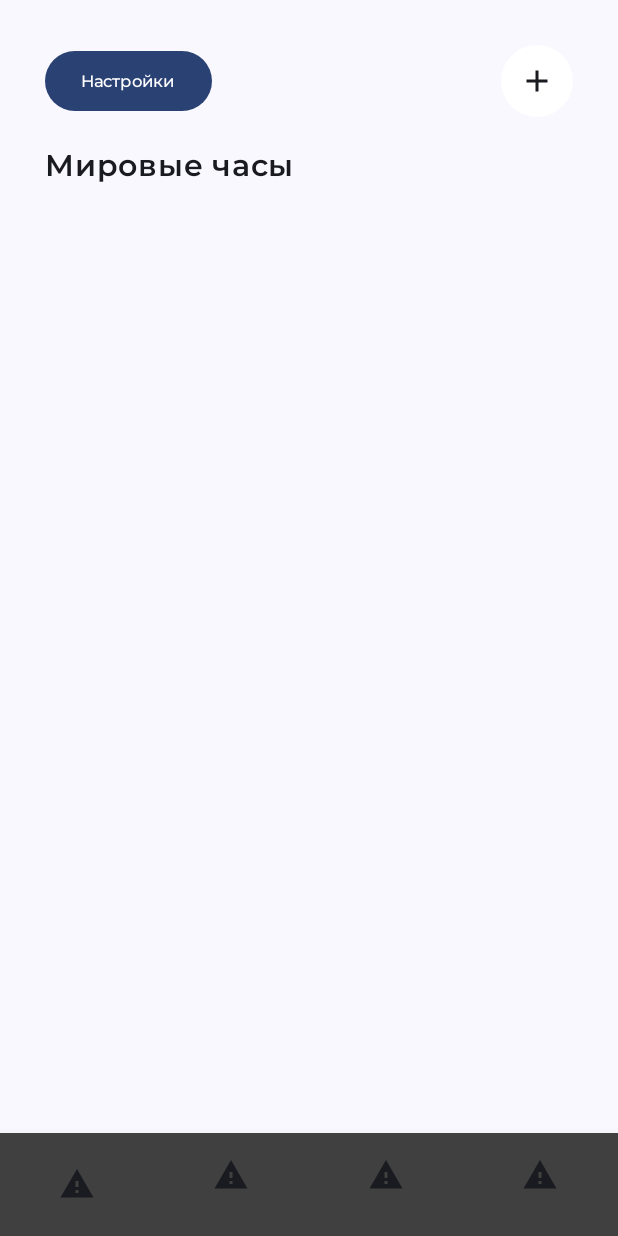
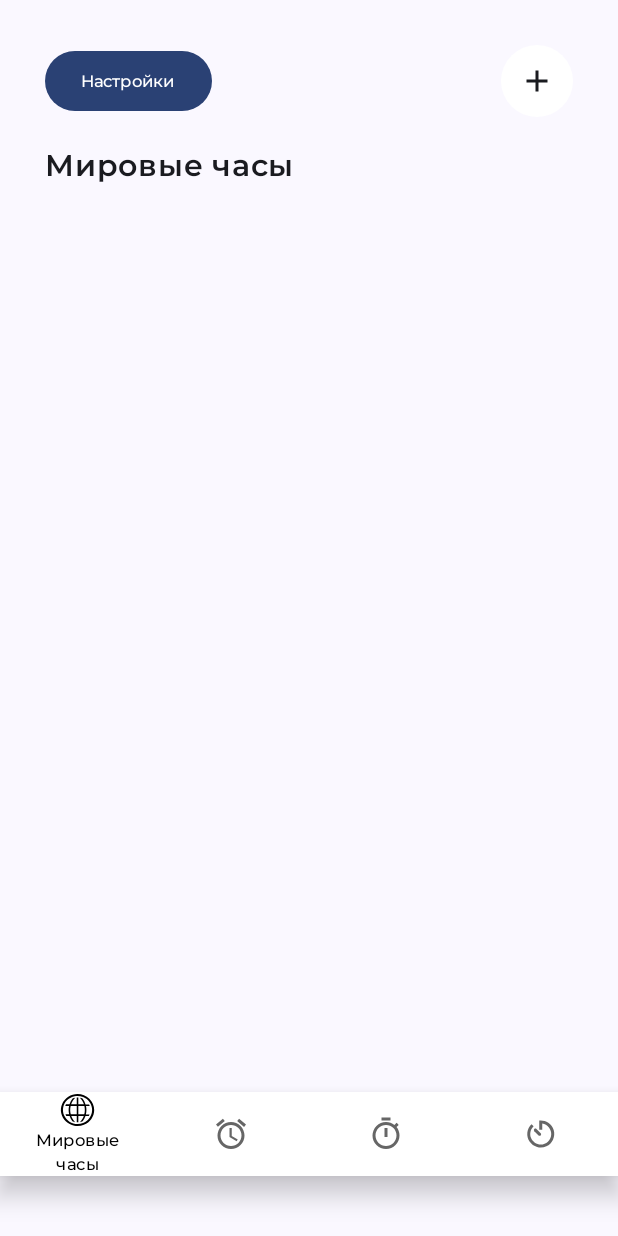
Before and after one commit to Kirill-wq333/Clock, an Android app built with Jetpack Compose: the screen it shows after launch (MainActivity), on a phone screen of 412 x 824 dp. Run offline under Robolectric (Android 15) with nearby library versions, the phone set to English and light mode, and no system bars.

Commit message:
BottomBar and TopBar

```diff
--- a/src/main/java/com/example/clock/BottomBar.kt
+++ b/src/main/java/com/example/clock/BottomBar.kt
@@ -1,148 +1,112 @@
 package com.example.clock
 
-import androidx.compose.foundation.Image
-import androidx.compose.foundation.layout.Arrangement
-import androidx.compose.foundation.layout.Column
 import androidx.compose.foundation.layout.PaddingValues
 import androidx.compose.foundation.layout.padding
-import androidx.compose.material3.Text
+import androidx.compose.material.BottomNavigation
+import androidx.compose.material.BottomNavigationItem
+import androidx.compose.material.Icon
+import androidx.compose.material.Text
 import androidx.compose.runtime.Composable
-import androidx.compose.ui.Alignment
 import androidx.compose.ui.Modifier
 import androidx.compose.ui.graphics.Color
-import androidx.compose.ui.res.painterResource
+import androidx.compose.ui.graphics.vector.ImageVector
+import androidx.compose.ui.res.vectorResource
 import androidx.compose.ui.text.font.Font
 import androidx.compose.ui.text.font.FontFamily
 import androidx.compose.ui.text.font.FontWeight
 import androidx.compose.ui.unit.dp
 import androidx.compose.ui.unit.sp
 import androidx.navigation.NavHostController
-import androidx.navigation.compose.NavHost
-import androidx.navigation.compose.composable
+import androidx.navigation.compose.currentBackStackEntryAsState
 
-class BottomBar {
-}@Composable
-fun WorldClockBottomBar(
-    worldClock: String
+@Composable
+fun NavigateBottomBar(
+    navController: NavHostController,
 ){
-    Column(
-        verticalArrangement = Arrangement.spacedBy(4.dp),
-        horizontalAlignment = Alignment.CenterHorizontally
-    ) {
-        Image(
-            painter = painterResource(R.drawable.world_line),
+    BottomNavigation(
+        backgroundColor = (Color.White),
+        elevation = 10.dp,
+        modifier = Modifier
+            .padding(bottom = 40.dp)
+    ){
+        val navBackStackEntry = navController.currentBackStackEntryAsState()
+        val currentRoute = navBackStackEntry.value?.destination?.route
+
+        BottomNavigationItem(
+            selected = currentRoute == "Мировые часы",
+            onClick = { navController.navigate("Мировые часы")},
+            icon = {
+                Icon(
+                    imageVector = ImageVector.vectorResource(R.drawable.world_line),
                     contentDescription = null
                 )
+            },
+            label = {
                 Text(
-            text = worldClock,
+                    text = "Мировые часы",
                     fontSize = 11.sp,
-            color = Color.White,
                     fontFamily = FontFamily(listOf(Font(R.font.montserrat_medium))),
                     fontWeight = FontWeight.Medium
                 )
-
-    }
-}
-@Composable
-fun AlarmClockBottomBar(
-    alarmClock: String
-){
-    Column(
-        verticalArrangement = Arrangement.spacedBy(4.dp),
-        horizontalAlignment = Alignment.CenterHorizontally
-    ) {
-        Image(
-            painter = painterResource(R.drawable.alarm_clock),
+            },
+            alwaysShowLabel = false
+        )
+        BottomNavigationItem(
+            selected = currentRoute == "Будильник",
+            onClick = { navController.navigate("Будильник")},
+            icon = {
+                Icon(
+                    imageVector = ImageVector.vectorResource(R.drawable.alarm_clock),
                     contentDescription = null
                 )
+            },
+            label = {
                 Text(
-            text = alarmClock,
+                    text = "Будильник",
                     fontSize = 11.sp,
-            color = Color.White,
                     fontFamily = FontFamily(listOf(Font(R.font.montserrat_medium))),
                     fontWeight = FontWeight.Medium
                 )
-
-    }
-}
-@Composable
-fun StopwatchBottomBar(
-    stopwatch: String
-){
-    Column(
-        verticalArrangement = Arrangement.spacedBy(4.dp),
-        horizontalAlignment = Alignment.CenterHorizontally
-    ) {
-        Image(
-            painter = painterResource(R.drawable.stopwatch),
+            },
+            alwaysShowLabel = false
+        )
+        BottomNavigationItem(
+            selected = currentRoute == "Секундомер",
+            onClick = { navController.navigate("Секундомер")},
+            icon = {
+                Icon(
+                    imageVector = ImageVector.vectorResource(R.drawable.stopwatch),
                     contentDescription = null
                 )
-
+            },
+            label = {
                 Text(
-            text = stopwatch,
+                    text = "Секундомер",
                     fontSize = 11.sp,
-            color = Color.White,
                     fontFamily = FontFamily(listOf(Font(R.font.montserrat_medium))),
                     fontWeight = FontWeight.Medium
                 )
-
-    }
-}
-@Composable
-fun TimerBottomBar(
-    timer: String
-){
-    Column(
-        verticalArrangement = Arrangement.spacedBy(4.dp),
-        horizontalAlignment = Alignment.CenterHorizontally
-    ) {
-        Image(
-            painter = painterResource(R.drawable.timer),
+            },
+            alwaysShowLabel = false
+        )
+        BottomNavigationItem(
+            selected = currentRoute == "Таймер",
+            onClick = { navController.navigate("Таймер")},
+            icon = {
+                Icon(
+                    imageVector = ImageVector.vectorResource(R.drawable.timer),
                     contentDescription = null
                 )
+            },
+            label = {
                 Text(
-            text = timer,
+                    text = "Таймер",
                     fontSize = 11.sp,
-            color = Color.White,
                     fontFamily = FontFamily(listOf(Font(R.font.montserrat_medium))),
                     fontWeight = FontWeight.Medium
                 )
-
-    }
-}
-
-
-@Composable
-fun NavHostContainerBottomBar(
-    navController: NavHostController,
-    padding: PaddingValues
-) {
-    NavHost(
-        navController = navController,
-        startDestination = "Мировые часы",
-        modifier = Modifier
-            .padding(paddingValues = padding),
-        contentAlignment = Alignment.Center
-    ){
-        composable("Мировые часы") {
-            WorldClockBottomBar(
-                worldClock = "Мировые часы"
-            )
-        }
-        composable("Будильник") {
-            AlarmClockBottomBar(
-                alarmClock = "Будильник"
-            )
-        }
-        composable("Секундомер") {
-            StopwatchBottomBar(
-                stopwatch = "Секундомер"
-            )
-        }
-        composable("Таймер") {
-            TimerBottomBar(
-                timer = "Таймер"
+            },
+            alwaysShowLabel = false
         )
     }
 }
-}
--- a/src/main/java/com/example/clock/MainActivity.kt
+++ b/src/main/java/com/example/clock/MainActivity.kt
@@ -14,35 +14,16 @@ import androidx.compose.foundation.layout.Row
 import androidx.compose.foundation.layout.fillMaxWidth
 import androidx.compose.foundation.layout.height
 import androidx.compose.foundation.layout.padding
-import androidx.compose.material.BottomNavigation
-import androidx.compose.material.BottomNavigationItem
-import androidx.compose.material3.Button
-import androidx.compose.material3.Icon
+
 import androidx.compose.material3.Scaffold
 import androidx.compose.material3.Surface
-import androidx.compose.material3.Text
 import androidx.compose.runtime.Composable
-import androidx.compose.runtime.getValue
-import androidx.compose.ui.Alignment
 import androidx.compose.ui.Modifier
-import androidx.compose.ui.draw.blur
 import androidx.compose.ui.graphics.Color
-import androidx.compose.ui.res.painterResource
-import androidx.compose.ui.text.font.Font
-import androidx.compose.ui.text.font.FontFamily
-import androidx.compose.ui.text.font.FontWeight
 import androidx.compose.ui.tooling.preview.Preview
-import androidx.compose.ui.unit.dp
-import androidx.compose.ui.unit.sp
-import androidx.navigation.NavHostController
-import androidx.navigation.compose.NavHost
-import androidx.navigation.compose.composable
-import androidx.navigation.compose.currentBackStackEntryAsState
 import androidx.navigation.compose.rememberNavController
 import com.example.clock.ui.theme.ClockTheme
-import com.example.clock.ui.theme.Constants
 
-//import com.example.clock.ui.theme.Constants
 
 class MainActivity : ComponentActivity() {
     override fun onCreate(savedInstanceState: Bundle?) {
@@ -65,22 +46,12 @@ fun WorldClock(
             NavContainerTopBar(navController = navController)
         },
         bottomBar = {
-           Column(
-               verticalArrangement = Arrangement.SpaceBetween,
-               horizontalAlignment = Alignment.CenterHorizontally
-               ) {
-               Box(
-                   modifier = Modifier
-                       .fillMaxWidth()
-                       .height(1.dp)
-                       .background(color = Color.White.copy(0.5f))
-               )
-               BottomNavigationBar(navController = navController)
-           }
+            NavigateBottomBar(navController = navController)
+
         },
        content =  { padding ->
-//           NavHostContainerBottomBar(navController = navController, padding = padding)
-           Box(modifier = Modifier.padding(padding))
+           Box(modifier = Modifier
+               .padding(padding))
     }
   )
 }
@@ -92,36 +63,3 @@ fun WorldClockPreview(){
         WorldClock()
     }
 }
-
-    @Composable
-fun BottomNavigationBar(
-    navController: NavHostController
-){
-    BottomNavigation(
-        backgroundColor = (Color(0xFF404040))
-        ) {
-
-        val navBackStackEntry by navController.currentBackStackEntryAsState()
-
-        val currentRoute = navBackStackEntry?.destination?.route
-
-        Constants.BottomNavItems.forEach { navItem ->
-            BottomNavigationItem(
-                selected = currentRoute == navItem.route,
-                onClick = {
-                    navController.navigate(navItem.route)
-                },
-                icon = {
-                    Icon(imageVector = navItem.icon, contentDescription = navItem.label)
-                },
-                label = {
-                    Text(
-                        text = navItem.label,
-                        fontSize = 11.sp,
-                        )
-                },
-                alwaysShowLabel = false
-            )
-        }
-    }
-}
--- a/src/main/java/com/example/clock/ui/theme/BottomNavItem.kt
+++ /dev/null
@@ -1,11 +0,0 @@
-package com.example.clock.ui.theme
-
-
-import androidx.compose.ui.graphics.vector.ImageVector
-
-
-data class BottomNavItem(
-    val icon: ImageVector,
-    val label: String,
-    val route: String
-)
--- a/src/main/java/com/example/clock/ui/theme/Constants.kt
+++ /dev/null
@@ -1,34 +0,0 @@
-package com.example.clock.ui.theme
-
-import AlarmClock
-import Stopwatch
-import Timer
-import WorldLine
-import androidx.compose.material.icons.Icons
-import androidx.compose.material.icons.filled.Warning
-
-
-object Constants {
-    val BottomNavItems = listOf(
-        BottomNavItem(
-            icon = Icons.Filled.Warning,
-            label = "Мировые часы",
-            route = "мировые часы"
-        ),
-        BottomNavItem(
-            icon = Icons.Filled.Warning,
-            label = "Будильник",
-            route = "будильник"
-        ),
-        BottomNavItem(
-            icon = Icons.Filled.Warning,
-            label = "Секундомер",
-            route = "секундомер"
-        ),
-        BottomNavItem(
-            icon = Icons.Filled.Warning,
-            label = "Таймер",
-            route = "таймер"
-        )
-    )
-}
```
Lines whose indentation alone changed are shown as unchanged.
